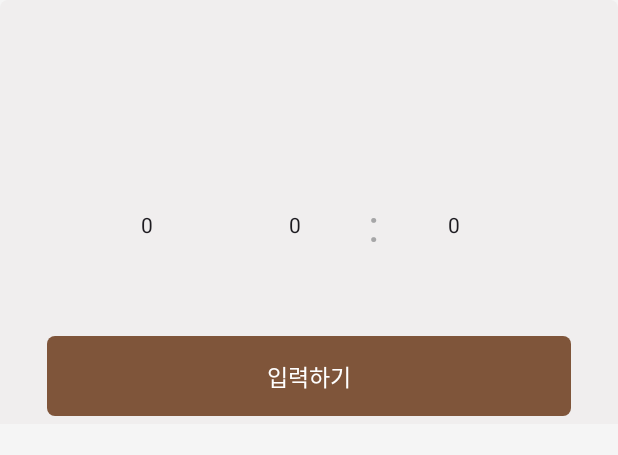
After one commit to CAMPTHON-BAMSAMJO/camputhon-client, an Android app: the layout bottomsheet_select_time.xml on its own in the app's theme, with its tools: preview values and no code run, on a phone screen of 412 x 824 dp. The commit adds this screen. Shown: the top 455 px of the screen. Run offline under Robolectric (Android 15) with nearby library versions, the phone set to English and light mode, and no system bars.

Commit message:
[feat] time 입력받기 구현

```diff
--- a/app/src/main/res/drawable/shape_bright_brown_fill_3_rect.xml
+++ b/app/src/main/res/drawable/shape_main_brown_fill_3_rect.xml
@@ -1,7 +1,7 @@
 <?xml version="1.0" encoding="utf-8"?>
 <shape xmlns:android="http://schemas.android.com/apk/res/android"
     android:shape="rectangle">
-    <solid android:color="@color/brown_bright"/>
+    <solid android:color="@color/main_brown"/>
     <corners android:radius="3dp"/>
 
 </shape>
--- a/app/src/main/res/drawable/shape_bright_brown_fill_5_rect.xml
+++ b/app/src/main/res/drawable/shape_main_brown_fill_5_rect.xml
@@ -1,7 +1,7 @@
 <?xml version="1.0" encoding="utf-8"?>
 <shape xmlns:android="http://schemas.android.com/apk/res/android"
     android:shape="rectangle">
-    <solid android:color="@color/brown_bright"/>
+    <solid android:color="@color/main_brown"/>
     <corners android:radius="5dp"/>
 
 </shape>
--- /dev/null
+++ b/app/src/main/res/layout/bottomsheet_select_time.xml
@@ -0,0 +1,95 @@
+<?xml version="1.0" encoding="utf-8"?>
+<layout xmlns:android="http://schemas.android.com/apk/res/android"
+    xmlns:app="http://schemas.android.com/apk/res-auto"
+    xmlns:tools="http://schemas.android.com/tools">
+
+    <data>
+        <variable
+            name="viewModel"
+            type="com.dgu.camputhon.presentation.createshorts.CreateShortsViewModel" />
+
+    </data>
+
+    <androidx.constraintlayout.widget.ConstraintLayout
+        android:layout_width="match_parent"
+        android:layout_height="wrap_content"
+        android:backgroundTint="@android:color/transparent"
+        app:layout_behavior="com.google.android.material.bottomsheet.BottomSheetBehavior">
+
+        <androidx.constraintlayout.widget.ConstraintLayout
+            android:layout_width="0dp"
+            android:layout_height="wrap_content"
+            android:background="@drawable/shape_gray3_fill_top_5_rect"
+            app:layout_constraintStart_toStartOf="parent"
+            app:layout_constraintEnd_toEndOf="parent"
+            app:layout_constraintBottom_toBottomOf="parent">
+
+            <NumberPicker
+                android:id="@+id/picker_time_ampm"
+                android:layout_width="0dp"
+                android:layout_height="185dp"
+                style="@style/NumberPickerStyle"
+                android:selectionDividerHeight="0dp"
+                android:layout_marginStart="48dp"
+                android:layout_marginTop="58dp"
+                android:layout_marginBottom="39dp"
+                app:layout_constraintStart_toStartOf="parent"
+                app:layout_constraintEnd_toStartOf="@id/picker_time_hour"
+                app:layout_constraintTop_toTopOf="parent"
+                app:layout_constraintBottom_toBottomOf="parent"/>
+
+            <NumberPicker
+                android:id="@+id/picker_time_hour"
+                style="@style/NumberPickerStyle"
+                android:layout_width="97dp"
+                android:layout_height="190dp"
+                android:selectionDividerHeight="0dp"
+                app:layout_constraintBottom_toBottomOf="@id/picker_time_ampm"
+                app:layout_constraintEnd_toStartOf="@id/picker_time_divider"
+                app:layout_constraintStart_toEndOf="@id/picker_time_ampm"
+                app:layout_constraintTop_toTopOf="@id/picker_time_ampm" />
+
+            <TextView
+                android:id="@+id/picker_time_divider"
+                android:layout_width="wrap_content"
+                android:layout_height="wrap_content"
+                android:text=":"
+                android:textColor="@color/gray4"
+                style="@style/TextAppearance.Camputhon.Title.Semibold.30"
+                app:layout_constraintStart_toEndOf="@id/picker_time_hour"
+                app:layout_constraintEnd_toStartOf="@id/picker_time_minute"
+                app:layout_constraintTop_toTopOf="@id/picker_time_hour"
+                app:layout_constraintBottom_toBottomOf="@id/picker_time_hour"/>
+
+            <NumberPicker
+                android:id="@+id/picker_time_minute"
+                android:layout_width="0dp"
+                android:layout_height="185dp"
+                style="@style/NumberPickerStyle"
+                android:selectionDividerHeight="0dp"
+                android:layout_marginEnd="59dp"
+                app:layout_constraintStart_toEndOf="@id/picker_time_divider"
+                app:layout_constraintEnd_toEndOf="parent"
+                app:layout_constraintTop_toTopOf="@id/picker_time_ampm"
+                app:layout_constraintBottom_toBottomOf="@id/picker_time_ampm"/>
+
+            <androidx.appcompat.widget.AppCompatButton
+                android:id="@+id/btn_select_time"
+                android:layout_width="0dp"
+                android:layout_height="wrap_content"
+                android:text="입력하기"
+                android:textColor="@color/white"
+                style="@style/TextAppearance.Camputhon.Body.Semibold.15"
+                android:paddingVertical="15dp"
+                android:layout_marginHorizontal="31dp"
+                android:background="@drawable/shape_main_brown_fill_5_rect"
+                android:outlineProvider="none"
+                android:layout_marginBottom="5dp"
+                app:layout_constraintBottom_toBottomOf="parent"
+                app:layout_constraintStart_toStartOf="parent"
+                app:layout_constraintEnd_toEndOf="parent"/>
+
+        </androidx.constraintlayout.widget.ConstraintLayout>
+
+    </androidx.constraintlayout.widget.ConstraintLayout>
+</layout>
--- a/app/src/main/res/values/text_appearances.xml
+++ b/app/src/main/res/values/text_appearances.xml
@@ -36,8 +36,20 @@
         <item name="android:fontFamily">@font/pretendard_semibold</item>
     </style>
 
+    <style name="TextAppearance.Camputhon.Title.Semibold.30" parent="TextAppearance.Camputhon">
+        <item name="android:textSize">30dp</item>
+        <item name="android:lineSpacingMultiplier">1.5</item>
+        <item name="android:fontFamily">@font/pretendard_semibold</item>
+    </style>
+
     <style name="TextAppearance.Camputhon.Title.Semibold.20" parent="TextAppearance.Camputhon">
         <item name="android:textSize">20dp</item>
+        <item name="android:lineSpacingMultiplier">1.5</item>
+        <item name="android:fontFamily">@font/pretendard_semibold</item>
+    </style>
+
+    <style name="TextAppearance.Camputhon.Title.Semibold.22" parent="TextAppearance.Camputhon">
+        <item name="android:textSize">22dp</item>
         <item name="android:lineSpacingMultiplier">1.5</item>
         <item name="android:fontFamily">@font/pretendard_semibold</item>
     </style>
--- a/app/src/main/res/values/themes.xml
+++ b/app/src/main/res/values/themes.xml
@@ -16,4 +16,24 @@
         <item name="android:itemBackground">@android:color/transparent</item>
         <item name="android:colorControlHighlight">@android:color/transparent</item>
     </style>
+
+    <style name="TimePickerStyle" parent="android:Widget.Material.Light.TimePicker">
+        <item name="android:timePickerMode">spinner</item>
+    </style>
+
+<!--    <style name="NumberPickerStyle" parent="android:Widget.Material.NumberPicker">-->
+<!--&lt;!&ndash;        <item name="colorControlNormal">@color/app_gradient_end</item>&ndash;&gt;-->
+<!--        <item name="dividerColor">@android:color/transparent</item>-->
+<!--        <item name="android:textAppearance">@style/TextAppearance.Camputhon.Title.Semibold.24</item>-->
+<!--        <item name="android:textColor">@color/gray4</item>-->
+<!--        <item name="tabSelectedTextColor">@color/main_brown</item>-->
+<!--        <item name="background">@android:color/transparent</item>-->
+<!--    </style>-->
+
+    <style name="NumberPickerStyle" parent="Base.Theme.Camputhon">
+        <item name="colorControlNormal">@android:color/transparent</item>
+        <item name="android:textColorHighlight">@color/main_brown</item>
+        <item name="android:textColorPrimary">@color/gray4</item>
+    </style>
+
 </resources>
```
Also changed, not shown: app/src/main/java/com/dgu/camputhon/presentation/createshorts/CreateShortsFragment.kt (+29 -1 lines), app/src/main/java/com/dgu/camputhon/presentation/createshorts/time/SelectTimeBottomSheet.kt (added, +99 -0 lines), app/src/main/res/layout/activity_onboarding.xml (+4 -4 lines), app/src/main/res/layout/fragment_create_shorts.xml (+6 -6 lines).
